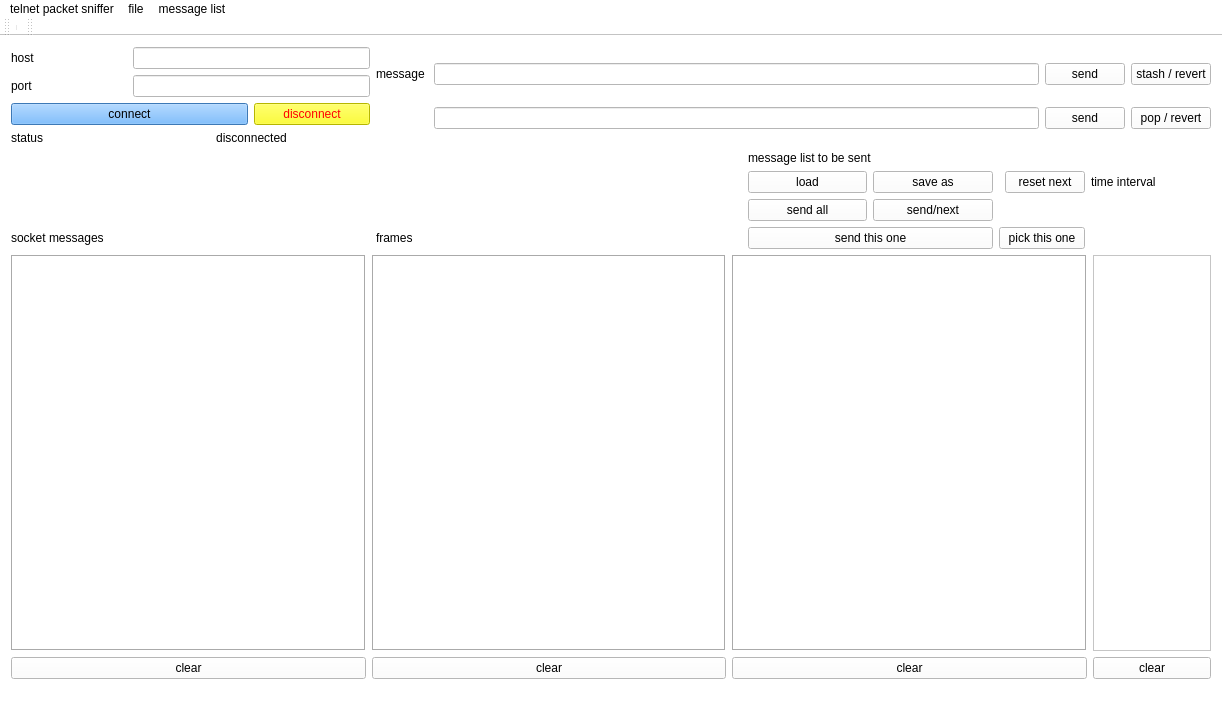
Old version of the form telnetPacketSniffer/mainwindow.ui in the repository cf16/qt.
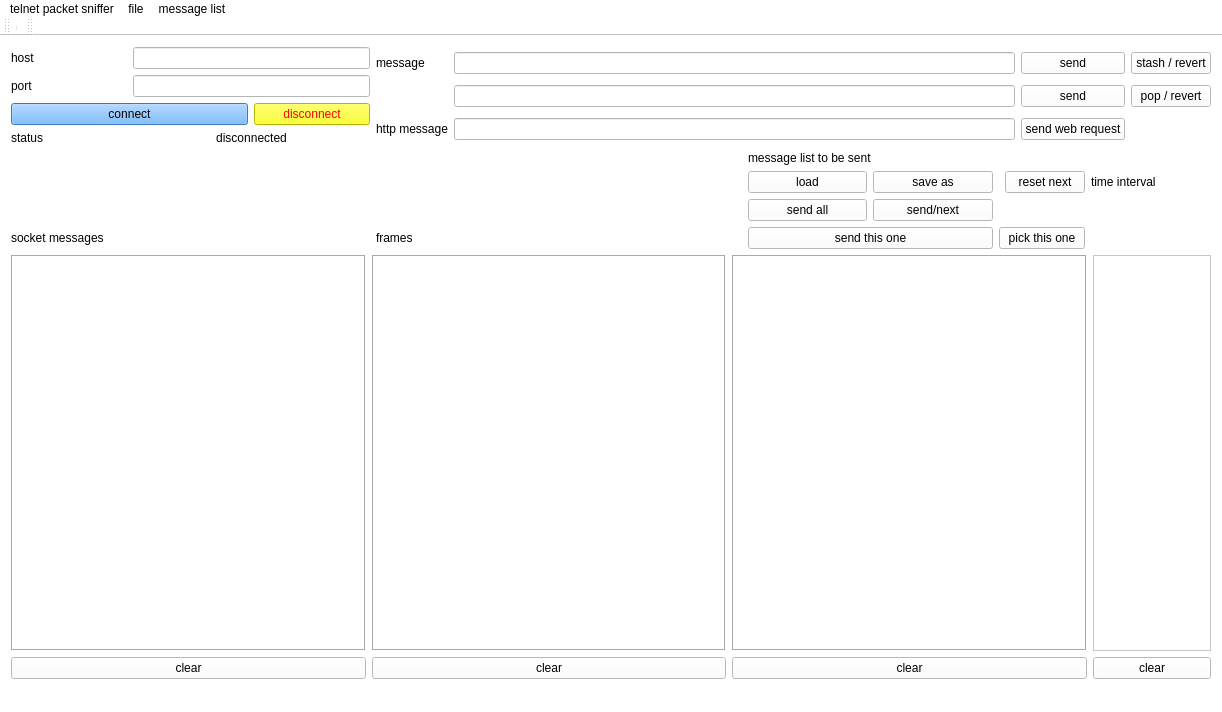
New version of the form.

Commit message: sending web request over GET x HTTP/1.0\r\n\r\n

The edit to the form file:
```diff
--- a/telnetPacketSniffer/mainwindow.ui
+++ b/telnetPacketSniffer/mainwindow.ui
@@ -168,20 +168,6 @@
     </item>
     <item row="0" column="1" colspan="7">
      <layout class="QGridLayout" name="gridLayout_4">
-      <item row="1" column="2">
-       <widget class="QPushButton" name="sendStashedBtn">
-        <property name="text">
-         <string>send</string>
-        </property>
-       </widget>
-      </item>
-      <item row="0" column="2">
-       <widget class="QPushButton" name="sendMsgButton">
-        <property name="text">
-         <string>send</string>
-        </property>
-       </widget>
-      </item>
       <item row="0" column="1">
        <widget class="QLineEdit" name="msgLineEdit">
         <property name="sizePolicy">
@@ -192,6 +178,20 @@
         </property>
        </widget>
       </item>
+      <item row="1" column="2">
+       <widget class="QPushButton" name="sendStashedBtn">
+        <property name="text">
+         <string>send</string>
+        </property>
+       </widget>
+      </item>
+      <item row="0" column="2">
+       <widget class="QPushButton" name="sendMsgBtn">
+        <property name="text">
+         <string>send</string>
+        </property>
+       </widget>
+      </item>
       <item row="0" column="0">
        <widget class="QLabel" name="msgLabel">
         <property name="text">
@@ -216,6 +216,26 @@
         </property>
        </widget>
       </item>
+      <item row="2" column="1">
+       <widget class="QLineEdit" name="msgWebLineEdit"/>
+      </item>
+      <item row="2" column="2">
+       <widget class="QPushButton" name="sendMsgWebBtn">
+        <property name="toolTip">
+         <string>&lt;html&gt;&lt;head/&gt;&lt;body&gt;&lt;p&gt;&lt;span style=&quot; font-weight:600;&quot;&gt;x&lt;/span&gt; will be sent as&amp;quot;GET &lt;span style=&quot; font-weight:600;&quot;&gt;x&lt;/span&gt; HTTP/1.0\r\n\r\n&amp;quot;.&lt;/p&gt;&lt;p&gt;Remember to connect to the correct port (e.g7006) so web server (e.g:mongoose) is listening on it. Example of message:&lt;/p&gt;&lt;p&gt;/select?path=/ &lt;/p&gt;&lt;/body&gt;&lt;/html&gt;</string>
+        </property>
+        <property name="text">
+         <string>send web request</string>
+        </property>
+       </widget>
+      </item>
+      <item row="2" column="0">
+       <widget class="QLabel" name="msgWebLabel">
+        <property name="text">
+         <string>http message</string>
+        </property>
+       </widget>
+      </item>
      </layout>
     </item>
     <item row="1" column="3" colspan="2">
```
Left out of the diff: 2 changed lines with no effect on the pictures. The commit also changes 4 other files.
